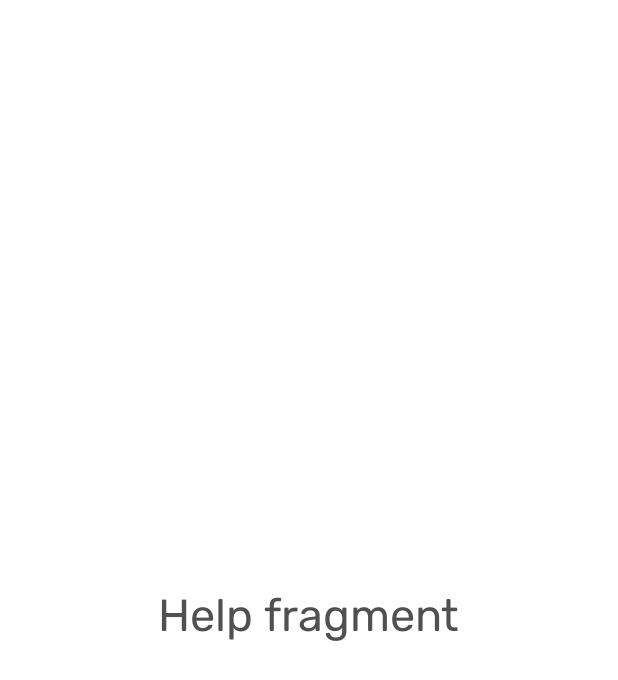
After one commit to anisdismail/NuroApp, an Android app: the layout fragment_helper.xml on its own in the app's theme, with its tools: preview values and no code run, on a phone screen of 412 x 824 dp. The commit adds this screen. Shown: the top 680 px of the screen. Run offline under Robolectric (Android 15) with nearby library versions, the phone set to English and light mode, and no system bars; Roboto replaces fonts that are not available here.

Commit message:
Added fragments, Added  their layouts and the code to link them ot each layout in Main

```diff
--- /dev/null
+++ b/app/src/main/res/layout/fragment_helper.xml
@@ -0,0 +1,13 @@
+<?xml version="1.0" encoding="utf-8"?>
+<RelativeLayout xmlns:android="http://schemas.android.com/apk/res/android"
+    android:layout_width="match_parent"
+    android:layout_height="match_parent">
+
+    <TextView
+        android:layout_width="wrap_content"
+        android:layout_height="wrap_content"
+        android:text="Help fragment"
+        android:layout_centerInParent="true"
+        android:textSize="30sp"/>
+
+</RelativeLayout>
```
Also changed, not shown: app/src/main/java/com/example/nuroapp/AboutFragment.java (added, +31 -0 lines), app/src/main/java/com/example/nuroapp/HelpFragment.java (added, +19 -0 lines), app/src/main/java/com/example/nuroapp/MainActivity.java (+5 -16 lines), app/src/main/java/com/example/nuroapp/PreferencesFragment.java (added, +19 -0 lines), app/src/main/res/layout/fragment_about.xml (added, +13 -0 lines), app/src/main/res/layout/fragment_preferences.xml (added, +13 -0 lines), app/src/main/res/values/styles.xml (+6 -1 lines).
